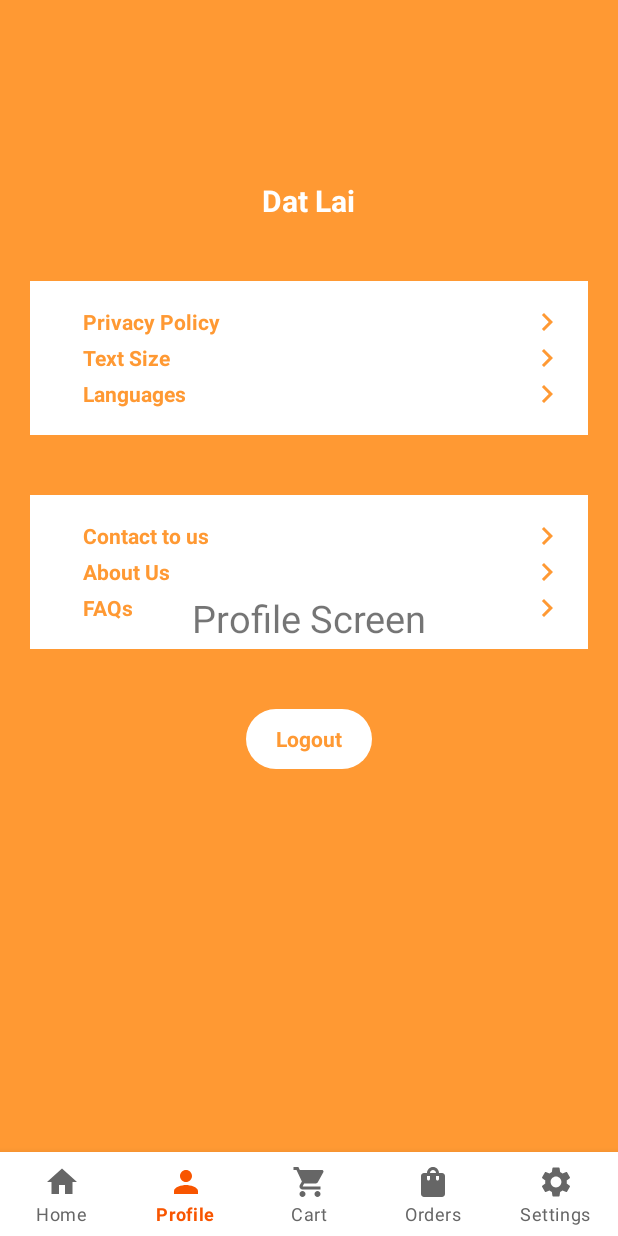
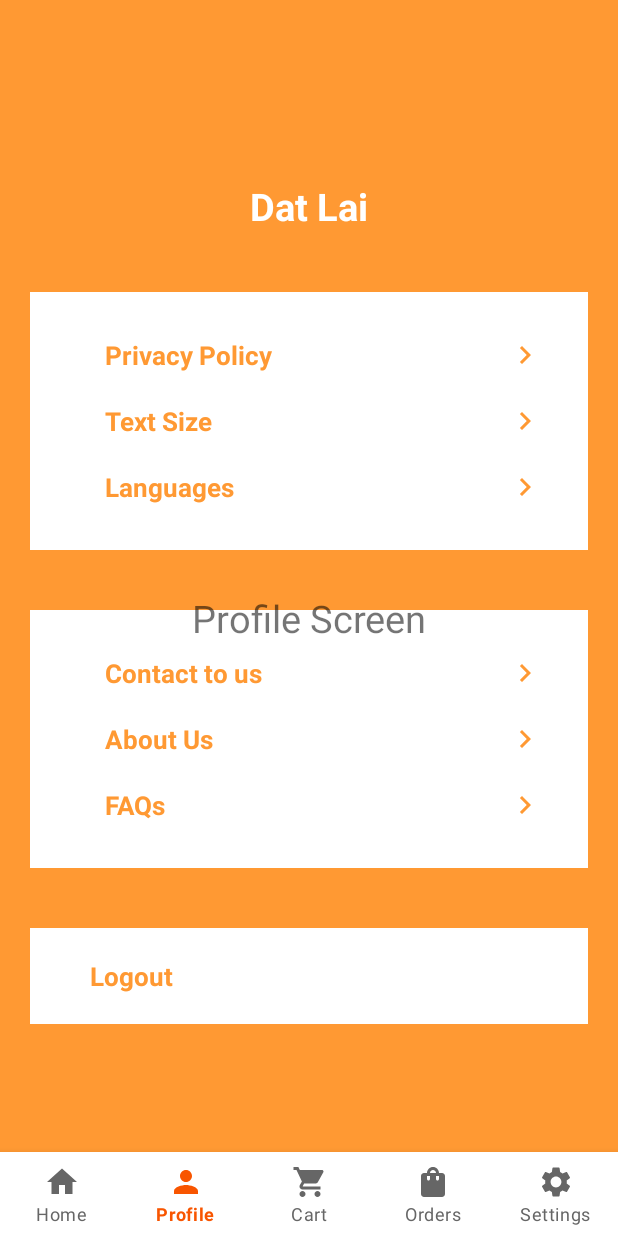
Before and after one commit to minhbebong/FoodDeliveryApp, an Android app: the fragment SettingFragment placed in its activity, item 2 of the bottom bar chosen, on a phone screen of 412 x 824 dp. Run offline under Robolectric (Android 15) with nearby library versions, the phone set to English and light mode, and no system bars; our stand-ins replace Firebase (no records; nobody signed in at launch, a user with empty details on screens opened directly); Roboto replaces fonts that are not available here; 1 statement that could not run was skipped.

Commit message:
update setting screen

```diff
--- a/app/src/main/res/layout/fragment_setting.xml
+++ b/app/src/main/res/layout/fragment_setting.xml
@@ -29,91 +29,107 @@
                 android:layout_gravity="center"
                 android:layout_marginTop="10dp"
                 android:text="Dat Lai"
-                android:textSize="20dp"
+                android:textSize="25dp"
                 android:textColor="@color/white"
                 android:textStyle="bold"
                 />
+
             <LinearLayout
-                android:background="@color/white"
                 android:layout_width="match_parent"
                 android:layout_height="wrap_content"
                 android:layout_marginStart="20dp"
+                android:layout_marginTop="40dp"
                 android:layout_marginEnd="20dp"
-                android:layout_marginTop="40dp"
+                android:background="@color/white"
                 android:orientation="vertical"
-                android:padding="15dp">
+                android:padding="20dp">
+
                 <RelativeLayout
                     android:layout_width="match_parent"
-                    android:layout_height="wrap_content">
+                    android:layout_height="wrap_content"
+                    android:padding="10dp">
 
-                    <TextView app:backgroundTint="@color/white"
+                    <TextView
+                        android:id="@+id/btn_privacy"
                         android:layout_width="wrap_content"
                         android:layout_height="wrap_content"
+                        android:layout_centerVertical="true"
                         android:layout_marginStart="20dp"
-                        android:layout_centerVertical="true"
+                        android:background="@color/white"
+                        android:clickable="true"
                         android:text="Privacy Policy"
-                        android:background="@color/white"
                         android:textColor="@color/orange1"
+                        android:textSize="17dp"
                         android:textStyle="bold"
-                        android:clickable="true"
-                        android:id="@+id/btn_privacy"
+                        app:backgroundTint="@color/white"
 
                         />
+
                     <ImageView
                         android:layout_width="wrap_content"
                         android:layout_height="wrap_content"
-                        android:src="@drawable/right_arrow_1"
                         android:layout_alignParentEnd="true"
-                        android:layout_centerVertical="true"/>
+                        android:layout_centerVertical="true"
+                        android:src="@drawable/right_arrow_1" />
 
                 </RelativeLayout>
+
                 <RelativeLayout
                     android:layout_width="match_parent"
-                    android:layout_height="wrap_content">
+                    android:layout_height="wrap_content"
+                    android:padding="10dp">
 
 
-                    <TextView app:backgroundTint="@color/white"
+                    <TextView
+                        android:layout_width="wrap_content"
 
+                        android:layout_height="wrap_content"
+
+                        android:layout_centerVertical="true"
+                        android:layout_marginStart="20dp"
+                        android:background="@color/white"
+                        android:clickable="true"
+                        android:text="Text Size"
+                        android:textColor="@color/orange1"
+                        android:textSize="17dp"
+                        android:textStyle="bold"
+                        app:backgroundTint="@color/white"
+
+                        />
+
+                    <ImageView
+                        android:layout_width="wrap_content"
+                        android:layout_height="wrap_content"
+                        android:layout_alignParentEnd="true"
+                        android:layout_centerVertical="true"
+                        android:src="@drawable/right_arrow_1" />
+
+                </RelativeLayout>
+
+                <RelativeLayout
+                    android:layout_width="match_parent"
+                    android:layout_height="wrap_content"
+                    android:padding="10dp">
+
+                    <TextView
                         android:layout_width="wrap_content"
 
                         android:layout_height="wrap_content"
                         android:layout_centerVertical="true"
                         android:layout_marginStart="20dp"
-                        android:background="@color/white"
-                        android:text="Text Size"
+                        android:clickable="true"
+                        android:text="Languages"
                         android:textColor="@color/orange1"
+                        android:textSize="17dp"
                         android:textStyle="bold"
-                        android:clickable="true"
+                        app:backgroundTint="@color/white" />
 
-                        />
                     <ImageView
                         android:layout_width="wrap_content"
                         android:layout_height="wrap_content"
-                        android:src="@drawable/right_arrow_1"
                         android:layout_alignParentEnd="true"
-                        android:layout_centerVertical="true"/>
-
-                </RelativeLayout>
-                <RelativeLayout
-                    android:layout_width="match_parent"
-                    android:layout_height="wrap_content">
-                    <TextView app:backgroundTint="@color/white"
-
-                        android:layout_width="wrap_content"
-                        android:layout_height="wrap_content"
-                        android:layout_marginStart="20dp"
                         android:layout_centerVertical="true"
-                        android:text="Languages"
-                        android:textColor="@color/orange1"
-                        android:textStyle="bold"
-                        android:clickable="true"
-                        />
-                    <ImageView
-                        android:layout_width="wrap_content"
-                        android:layout_height="wrap_content"
-                        android:src="@drawable/right_arrow_1"
-                        android:layout_alignParentEnd="true"
-                        android:layout_centerVertical="true"/>
+                        android:src="@drawable/right_arrow_1" />
 
                 </RelativeLayout>
             </LinearLayout>
@@ -126,11 +142,12 @@
                 android:layout_marginEnd="20dp"
                 android:layout_marginTop="40dp"
                 android:orientation="vertical"
-                android:padding="15dp">
+                android:padding="20dp">
 
                 <RelativeLayout
                     android:layout_width="match_parent"
-                    android:layout_height="wrap_content">
+                    android:layout_height="wrap_content"
+                    android:padding="10dp">
 
                     <TextView app:backgroundTint="@color/white"
 
@@ -142,6 +159,7 @@
                         android:background="@color/white"
                         android:id="@+id/btn_contact"
                         android:clickable="true"
+                        android:textSize="17dp"
 
                         android:textColor="@color/orange1"
                         android:textStyle="bold"
@@ -157,7 +175,8 @@
                 </RelativeLayout>
                 <RelativeLayout
                     android:layout_width="match_parent"
-                    android:layout_height="wrap_content">
+                    android:layout_height="wrap_content"
+                    android:padding="10dp">
 
                     <TextView app:backgroundTint="@color/white"
 
@@ -168,6 +187,7 @@
                         android:text="About Us"
                         android:background="@color/white"
                         android:id="@+id/btn_about_us"
+                        android:textSize="17dp"
 
                         android:textColor="@color/orange1"
                         android:textStyle="bold"
@@ -183,7 +203,8 @@
                 </RelativeLayout>
                 <RelativeLayout
                     android:layout_width="match_parent"
-                    android:layout_height="wrap_content">
+                    android:layout_height="wrap_content"
+                    android:padding="10dp">
 
                     <TextView app:backgroundTint="@color/white"
 
@@ -194,6 +215,7 @@
                         android:text="FAQs"
                         android:background="@color/white"
                         android:clickable="true"
+                        android:textSize="17dp"
 
                         android:textColor="@color/orange1"
                         android:textStyle="bold"
@@ -208,27 +230,42 @@
 
                 </RelativeLayout>
 
+             </LinearLayout>
 
-            </LinearLayout>
-            <TextView
+            <LinearLayout
+                android:background="@color/white"
+                android:layout_width="match_parent"
+                android:layout_height="wrap_content"
+                android:layout_marginStart="20dp"
+                android:layout_marginEnd="20dp"
+                android:layout_marginTop="40dp"
+                android:orientation="vertical"
+                android:padding="10dp">
+
+                <RelativeLayout
+                    android:layout_width="match_parent"
+                    android:layout_height="wrap_content"
+                    android:padding="10dp">
+
+                    <TextView app:backgroundTint="@color/white"
+
                         android:layout_width="wrap_content"
-                android:layout_height="40dp"
-                android:layout_marginTop="40dp"
-                android:paddingStart="20dp"
-                android:layout_gravity="center"
-                android:background="@drawable/round_back_secondary_100"
+                        android:layout_height="wrap_content"
+                        android:layout_marginStart="20dp"
+                        android:layout_centerVertical="true"
                         android:text="Logout"
-                android:paddingEnd="20dp"
+                        android:background="@color/white"
+                        android:clickable="true"
+                        android:textSize="17dp"
                         android:textColor="@color/orange1"
                         android:textStyle="bold"
                         android:id="@+id/btn_logout"
-                android:textAlignment="center"
-                android:paddingTop="10dp"
-                android:clickable="true">
+                        />
+                </RelativeLayout>
 
 
-            </TextView>
 
+            </LinearLayout>
         </LinearLayout>
     </ScrollView>
 
```
Lines whose indentation alone changed are shown as unchanged.
